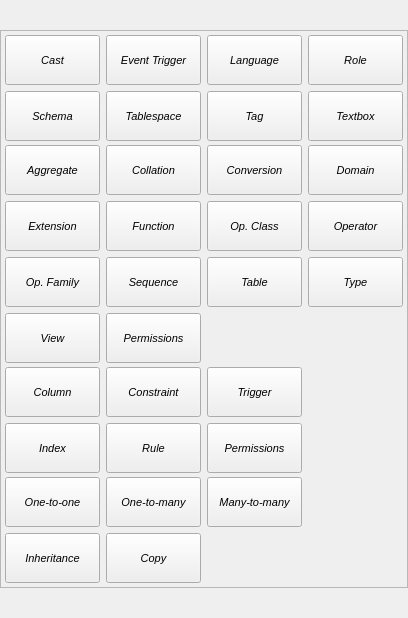
Before: the Qt Designer form libpgmodeler_ui/ui/newobjectoverlaywidget.ui in pgmodeler/pgmodeler, drawn with Qt 5.
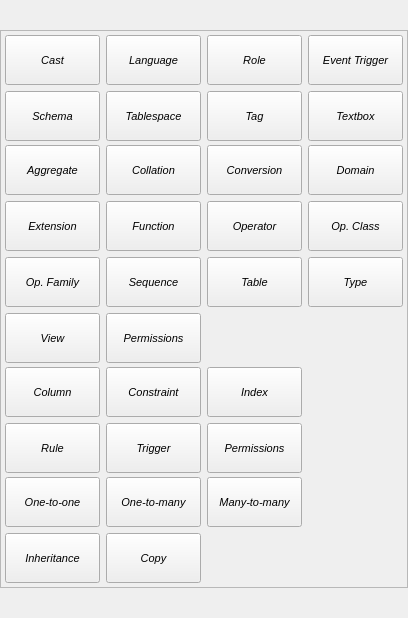
After: the same form once the commit is applied. Icons and pictures are not drawn.

Commit message: Minor adjustment on buttons positions at NewObjectOverlay

The edit to the form file:
```diff
--- a/libpgmodeler_ui/ui/newobjectoverlaywidget.ui
+++ b/libpgmodeler_ui/ui/newobjectoverlaywidget.ui
@@ -106,50 +106,6 @@
          <property name="spacing">
           <number>6</number>
          </property>
-         <item row="0" column="3">
-          <widget class="QToolButton" name="role_tb">
-           <property name="sizePolicy">
-            <sizepolicy hsizetype="Preferred" vsizetype="Fixed">
-             <horstretch>0</horstretch>
-             <verstretch>0</verstretch>
-            </sizepolicy>
-           </property>
-           <property name="minimumSize">
-            <size>
-             <width>95</width>
-             <height>50</height>
-            </size>
-           </property>
-           <property name="font">
-            <font>
-             <weight>50</weight>
-             <bold>false</bold>
-            </font>
-           </property>
-           <property name="focusPolicy">
-            <enum>Qt::NoFocus</enum>
-           </property>
-           <property name="text">
-            <string>Role</string>
-           </property>
-           <property name="icon">
-            <iconset resource="../res/resources.qrc">
-             <normaloff>:/icones/icones/role.png</normaloff>:/icones/icones/role.png</iconset>
-           </property>
-           <property name="iconSize">
-            <size>
-             <width>32</width>
-             <height>32</height>
-            </size>
-           </property>
-           <property name="popupMode">
-            <enum>QToolButton::InstantPopup</enum>
-           </property>
-           <property name="toolButtonStyle">
-            <enum>Qt::ToolButtonTextUnderIcon</enum>
-           </property>
-          </widget>
-         </item>
          <item row="1" column="2">
           <widget class="QToolButton" name="tag_tb">
            <property name="sizePolicy">
@@ -241,50 +197,6 @@
            </property>
           </widget>
          </item>
-         <item row="0" column="2">
-          <widget class="QToolButton" name="language_tb">
-           <property name="sizePolicy">
-            <sizepolicy hsizetype="Preferred" vsizetype="Fixed">
-             <horstretch>0</horstretch>
-             <verstretch>0</verstretch>
-            </sizepolicy>
-           </property>
-           <property name="minimumSize">
-            <size>
-             <width>95</width>
-             <height>50</height>
-            </size>
-           </property>
-           <property name="font">
-            <font>
-             <weight>50</weight>
-             <bold>false</bold>
-            </font>
-           </property>
-           <property name="focusPolicy">
-            <enum>Qt::NoFocus</enum>
-           </property>
-           <property name="text">
-            <string>Language</string>
-           </property>
-           <property name="icon">
-            <iconset resource="../res/resources.qrc">
-             <normaloff>:/icones/icones/language.png</normaloff>:/icones/icones/language.png</iconset>
-           </property>
-           <property name="iconSize">
-            <size>
-             <width>32</width>
-             <height>32</height>
-            </size>
-           </property>
-           <property name="popupMode">
-            <enum>QToolButton::InstantPopup</enum>
-           </property>
-           <property name="toolButtonStyle">
-            <enum>Qt::ToolButtonTextUnderIcon</enum>
-           </property>
-          </widget>
-         </item>
          <item row="1" column="3">
           <widget class="QToolButton" name="textbox_tb">
            <property name="sizePolicy">
@@ -329,50 +241,6 @@
            </property>
           </widget>
          </item>
-         <item row="0" column="1">
-          <widget class="QToolButton" name="eventtrigger_tb">
-           <property name="sizePolicy">
-            <sizepolicy hsizetype="Preferred" vsizetype="Fixed">
-             <horstretch>0</horstretch>
-             <verstretch>0</verstretch>
-            </sizepolicy>
-           </property>
-           <property name="minimumSize">
-            <size>
-             <width>95</width>
-             <height>50</height>
-            </size>
-           </property>
-           <property name="font">
-            <font>
-             <weight>50</weight>
-             <bold>false</bold>
-            </font>
-           </property>
-           <property name="focusPolicy">
-            <enum>Qt::NoFocus</enum>
-           </property>
-           <property name="text">
-            <string>Event Trigger</string>
-           </property>
-           <property name="icon">
-            <iconset resource="../res/resources.qrc">
-             <normaloff>:/icones/icones/eventtrigger.png</normaloff>:/icones/icones/eventtrigger.png</iconset>
-           </property>
-           <property name="iconSize">
-            <size>
-             <width>32</width>
-             <height>32</height>
-            </size>
-           </property>
-           <property name="popupMode">
-            <enum>QToolButton::InstantPopup</enum>
-           </property>
-           <property name="toolButtonStyle">
-            <enum>Qt::ToolButtonTextUnderIcon</enum>
-           </property>
-          </widget>
-         </item>
          <item row="1" column="1">
           <widget class="QToolButton" name="tablespace_tb">
            <property name="sizePolicy">
@@ -461,6 +329,138 @@
            </property>
           </widget>
          </item>
+         <item row="0" column="1">
+          <widget class="QToolButton" name="language_tb">
+           <property name="sizePolicy">
+            <sizepolicy hsizetype="Preferred" vsizetype="Fixed">
+             <horstretch>0</horstretch>
+             <verstretch>0</verstretch>
+            </sizepolicy>
+           </property>
+           <property name="minimumSize">
+            <size>
+             <width>95</width>
+             <height>50</height>
+            </size>
+           </property>
+           <property name="font">
+            <font>
+             <weight>50</weight>
+             <bold>false</bold>
+            </font>
+           </property>
+           <property name="focusPolicy">
+            <enum>Qt::NoFocus</enum>
+           </property>
+           <property name="text">
+            <string>Language</string>
+           </property>
+           <property name="icon">
+            <iconset resource="../res/resources.qrc">
+             <normaloff>:/icones/icones/language.png</normaloff>:/icones/icones/language.png</iconset>
+           </property>
+           <property name="iconSize">
+            <size>
+             <width>32</width>
+             <height>32</height>
+            </size>
+           </property>
+           <property name="popupMode">
+            <enum>QToolButton::InstantPopup</enum>
+           </property>
+           <property name="toolButtonStyle">
+            <enum>Qt::ToolButtonTextUnderIcon</enum>
+           </property>
+          </widget>
+         </item>
+         <item row="0" column="2">
+          <widget class="QToolButton" name="role_tb">
+           <property name="sizePolicy">
+            <sizepolicy hsizetype="Preferred" vsizetype="Fixed">
+             <horstretch>0</horstretch>
+             <verstretch>0</verstretch>
+            </sizepolicy>
+           </property>
+           <property name="minimumSize">
+            <size>
+             <width>95</width>
+             <height>50</height>
+            </size>
+           </property>
+           <property name="font">
+            <font>
+             <weight>50</weight>
+             <bold>false</bold>
+            </font>
+           </property>
+           <property name="focusPolicy">
+            <enum>Qt::NoFocus</enum>
+           </property>
+           <property name="text">
+            <string>Role</string>
+           </property>
+           <property name="icon">
+            <iconset resource="../res/resources.qrc">
+             <normaloff>:/icones/icones/role.png</normaloff>:/icones/icones/role.png</iconset>
+           </property>
+           <property name="iconSize">
+            <size>
+             <width>32</width>
+             <height>32</height>
+            </size>
+           </property>
+           <property name="popupMode">
+            <enum>QToolButton::InstantPopup</enum>
+           </property>
+           <property name="toolButtonStyle">
+            <enum>Qt::ToolButtonTextUnderIcon</enum>
+           </property>
+          </widget>
+         </item>
+         <item row="0" column="3">
+          <widget class="QToolButton" name="eventtrigger_tb">
+           <property name="sizePolicy">
+            <sizepolicy hsizetype="Preferred" vsizetype="Fixed">
+             <horstretch>0</horstretch>
+             <verstretch>0</verstretch>
+            </sizepolicy>
+           </property>
+           <property name="minimumSize">
+            <size>
+             <width>95</width>
+             <height>50</height>
+            </size>
+           </property>
+           <property name="font">
+            <font>
+             <weight>50</weight>
+             <bold>false</bold>
+            </font>
+           </property>
+           <property name="focusPolicy">
+            <enum>Qt::NoFocus</enum>
+           </property>
+           <property name="text">
+            <string>Event Trigger</string>
+           </property>
+           <property name="icon">
+            <iconset resource="../res/resources.qrc">
+             <normaloff>:/icones/icones/eventtrigger.png</normaloff>:/icones/icones/eventtrigger.png</iconset>
+           </property>
+           <property name="iconSize">
+            <size>
+             <width>32</width>
+             <height>32</height>
+            </size>
+           </property>
+           <property name="popupMode">
+            <enum>QToolButton::InstantPopup</enum>
+           </property>
+           <property name="toolButtonStyle">
+            <enum>Qt::ToolButtonTextUnderIcon</enum>
+           </property>
+          </widget>
+         </item>
         </layout>
        </widget>
       </item>
@@ -488,7 +488,7 @@
          <property name="spacing">
           <number>6</number>
          </property>
-         <item row="0" column="3">
+         <item row="0" column="4">
           <widget class="QToolButton" name="domain_tb">
            <property name="sizePolicy">
             <sizepolicy hsizetype="Preferred" vsizetype="Fixed">
@@ -532,7 +532,7 @@
            </property>
           </widget>
          </item>
-         <item row="0" column="2">
+         <item row="0" column="3">
           <widget class="QToolButton" name="conversion_tb">
            <property name="sizePolicy">
             <sizepolicy hsizetype="Preferred" vsizetype="Fixed">
@@ -664,7 +664,7 @@
            </property>
           </widget>
          </item>
-         <item row="2" column="2">
+         <item row="2" column="3">
           <widget class="QToolButton" name="table_tb">
            <property name="sizePolicy">
             <sizepolicy hsizetype="Preferred" vsizetype="Fixed">
@@ -708,7 +708,7 @@
            </property>
           </widget>
          </item>
-         <item row="2" column="3">
+         <item row="2" column="4">
           <widget class="QToolButton" name="type_tb">
            <property name="sizePolicy">
             <sizepolicy hsizetype="Preferred" vsizetype="Fixed">
@@ -928,94 +928,6 @@
            </property>
           </widget>
          </item>
-         <item row="1" column="2">
-          <widget class="QToolButton" name="opclass_tb">
-           <property name="sizePolicy">
-            <sizepolicy hsizetype="Preferred" vsizetype="Fixed">
-             <horstretch>0</horstretch>
-             <verstretch>0</verstretch>
-            </sizepolicy>
-           </property>
-           <property name="minimumSize">
-            <size>
-             <width>95</width>
-             <height>50</height>
-            </size>
-           </property>
-           <property name="font">
-            <font>
-             <weight>50</weight>
-             <bold>false</bold>
-            </font>
-           </property>
-           <property name="focusPolicy">
-            <enum>Qt::NoFocus</enum>
-           </property>
-           <property name="text">
-            <string>Op. Class</string>
-           </property>
-           <property name="icon">
-            <iconset resource="../res/resources.qrc">
-             <normaloff>:/icones/icones/opclass.png</normaloff>:/icones/icones/opclass.png</iconset>
-           </property>
-           <property name="iconSize">
-            <size>
-             <width>32</width>
-             <height>32</height>
-            </size>
-           </property>
-           <property name="popupMode">
-            <enum>QToolButton::InstantPopup</enum>
-           </property>
-           <property name="toolButtonStyle">
-            <enum>Qt::ToolButtonTextUnderIcon</enum>
-           </property>
-          </widget>
-         </item>
-         <item row="1" column="3">
-          <widget class="QToolButton" name="operator_tb">
-           <property name="sizePolicy">
-            <sizepolicy hsizetype="Preferred" vsizetype="Fixed">
-             <horstretch>0</horstretch>
-             <verstretch>0</verstretch>
-            </sizepolicy>
-           </property>
-           <property name="minimumSize">
-            <size>
-             <width>95</width>
-             <height>50</height>
-            </size>
-           </property>
-           <property name="font">
-            <font>
-             <weight>50</weight>
-             <bold>false</bold>
-            </font>
-           </property>
-           <property name="focusPolicy">
-            <enum>Qt::NoFocus</enum>
-           </property>
-           <property name="text">
-            <string>Operator</string>
-           </property>
-           <property name="icon">
-            <iconset resource="../res/resources.qrc">
-             <normaloff>:/icones/icones/operator.png</normaloff>:/icones/icones/operator.png</iconset>
-           </property>
-           <property name="iconSize">
-            <size>
-             <width>32</width>
-             <height>32</height>
-            </size>
-           </property>
-           <property name="popupMode">
-            <enum>QToolButton::InstantPopup</enum>
-           </property>
-           <property name="toolButtonStyle">
-            <enum>Qt::ToolButtonTextUnderIcon</enum>
-           </property>
-          </widget>
-         </item>
          <item row="3" column="0">
           <widget class="QToolButton" name="view_tb">
            <property name="sizePolicy">
@@ -1104,6 +1016,94 @@
            </property>
           </widget>
          </item>
+         <item row="1" column="4">
+          <widget class="QToolButton" name="opclass_tb">
+           <property name="sizePolicy">
+            <sizepolicy hsizetype="Preferred" vsizetype="Fixed">
+             <horstretch>0</horstretch>
+             <verstretch>0</verstretch>
+            </sizepolicy>
+           </property>
+           <property name="minimumSize">
+            <size>
+             <width>95</width>
+             <height>50</height>
+            </size>
+           </property>
+           <property name="font">
+            <font>
+             <weight>50</weight>
+             <bold>false</bold>
+            </font>
+           </property>
+           <property name="focusPolicy">
+            <enum>Qt::NoFocus</enum>
+           </property>
+           <property name="text">
+            <string>Op. Class</string>
+           </property>
+           <property name="icon">
+            <iconset resource="../res/resources.qrc">
+             <normaloff>:/icones/icones/opclass.png</normaloff>:/icones/icones/opclass.png</iconset>
+           </property>
+           <property name="iconSize">
+            <size>
+             <width>32</width>
+             <height>32</height>
+            </size>
+           </property>
+           <property name="popupMode">
+            <enum>QToolButton::InstantPopup</enum>
+           </property>
+           <property name="toolButtonStyle">
+            <enum>Qt::ToolButtonTextUnderIcon</enum>
+           </property>
+          </widget>
+         </item>
+         <item row="1" column="3">
+          <widget class="QToolButton" name="operator_tb">
+           <property name="sizePolicy">
+            <sizepolicy hsizetype="Preferred" vsizetype="Fixed">
+             <horstretch>0</horstretch>
+             <verstretch>0</verstretch>
+            </sizepolicy>
+           </property>
+           <property name="minimumSize">
+            <size>
+             <width>95</width>
+             <height>50</height>
+            </size>
+           </property>
+           <property name="font">
+            <font>
+             <weight>50</weight>
+             <bold>false</bold>
+            </font>
+           </property>
+           <property name="focusPolicy">
+            <enum>Qt::NoFocus</enum>
+           </property>
+           <property name="text">
+            <string>Operator</string>
+           </property>
+           <property name="icon">
+            <iconset resource="../res/resources.qrc">
+             <normaloff>:/icones/icones/operator.png</normaloff>:/icones/icones/operator.png</iconset>
+           </property>
+           <property name="iconSize">
+            <size>
+             <width>32</width>
+             <height>32</height>
+            </size>
+           </property>
+           <property name="popupMode">
+            <enum>QToolButton::InstantPopup</enum>
+           </property>
+           <property name="toolButtonStyle">
+            <enum>Qt::ToolButtonTextUnderIcon</enum>
+           </property>
+          </widget>
+         </item>
         </layout>
        </widget>
       </item>
@@ -1131,138 +1131,6 @@
          <property name="spacing">
           <number>6</number>
          </property>
-         <item row="1" column="4">
-          <widget class="QToolButton" name="rule_tb">
-           <property name="sizePolicy">
-            <sizepolicy hsizetype="Preferred" vsizetype="Fixed">
-             <horstretch>0</horstretch>
-             <verstretch>0</verstretch>
-            </sizepolicy>
-           </property>
-           <property name="minimumSize">
-            <size>
-             <width>95</width>
-             <height>50</height>
-            </size>
-           </property>
-           <property name="font">
-            <font>
-             <weight>50</weight>
-             <bold>false</bold>
-            </font>
-           </property>
-           <property name="focusPolicy">
-            <enum>Qt::NoFocus</enum>
-           </property>
-           <property name="text">
-            <string>Rule</string>
-           </property>
-           <property name="icon">
-            <iconset resource="../res/resources.qrc">
-             <normaloff>:/icones/icones/rule.png</normaloff>:/icones/icones/rule.png</iconset>
-           </property>
-           <property name="iconSize">
-            <size>
-             <width>32</width>
-             <height>32</height>
-            </size>
-           </property>
-           <property name="popupMode">
-            <enum>QToolButton::InstantPopup</enum>
-           </property>
-           <property name="toolButtonStyle">
-            <enum>Qt::ToolButtonTextUnderIcon</enum>
-           </property>
-          </widget>
-         </item>
-         <item row="1" column="2">
-          <widget class="QToolButton" name="index_tb">
-           <property name="sizePolicy">
-            <sizepolicy hsizetype="Preferred" vsizetype="Fixed">
-             <horstretch>0</horstretch>
-             <verstretch>0</verstretch>
-            </sizepolicy>
-           </property>
-           <property name="minimumSize">
-            <size>
-             <width>95</width>
-             <height>50</height>
-            </size>
-           </property>
-           <property name="font">
-            <font>
-             <weight>50</weight>
-             <bold>false</bold>
-            </font>
-           </property>
-           <property name="focusPolicy">
-            <enum>Qt::NoFocus</enum>
-           </property>
-           <property name="text">
-            <string>Index</string>
-           </property>
-           <property name="icon">
-            <iconset resource="../res/resources.qrc">
-             <normaloff>:/icones/icones/index.png</normaloff>:/icones/icones/index.png</iconset>
-           </property>
-           <property name="iconSize">
-            <size>
-             <width>32</width>
-             <height>32</height>
-            </size>
-           </property>
-           <property name="popupMode">
-            <enum>QToolButton::InstantPopup</enum>
-           </property>
-           <property name="toolButtonStyle">
-            <enum>Qt::ToolButtonTextUnderIcon</enum>
-           </property>
-          </widget>
-         </item>
-         <item row="0" column="2">
-          <widget class="QToolButton" name="column_tb">
-           <property name="sizePolicy">
-            <sizepolicy hsizetype="Preferred" vsizetype="Fixed">
-             <horstretch>0</horstretch>
-             <verstretch>0</verstretch>
-            </sizepolicy>
-           </property>
-           <property name="minimumSize">
-            <size>
-             <width>95</width>
-             <height>50</height>
-            </size>
-           </property>
-           <property name="font">
-            <font>
-             <weight>50</weight>
-             <bold>false</bold>
-            </font>
-           </property>
-           <property name="focusPolicy">
-            <enum>Qt::NoFocus</enum>
-           </property>
-           <property name="text">
-            <string>Column</string>
-           </property>
-           <property name="icon">
-            <iconset resource="../res/resources.qrc">
-             <normaloff>:/icones/icones/column.png</normaloff>:/icones/icones/column.png</iconset>
-           </property>
-           <property name="iconSize">
-            <size>
-             <width>32</width>
-             <height>32</height>
-            </size>
-           </property>
-           <property name="popupMode">
-            <enum>QToolButton::InstantPopup</enum>
-           </property>
-           <property name="toolButtonStyle">
-            <enum>Qt::ToolButtonTextUnderIcon</enum>
-           </property>
-          </widget>
-         </item>
          <item row="0" column="4">
           <widget class="QToolButton" name="constraint_tb">
            <property name="sizePolicy">
@@ -1307,7 +1175,139 @@
            </property>
           </widget>
          </item>
-         <item row="0" column="7">
+         <item row="0" column="2">
+          <widget class="QToolButton" name="column_tb">
+           <property name="sizePolicy">
+            <sizepolicy hsizetype="Preferred" vsizetype="Fixed">
+             <horstretch>0</horstretch>
+             <verstretch>0</verstretch>
+            </sizepolicy>
+           </property>
+           <property name="minimumSize">
+            <size>
+             <width>95</width>
+             <height>50</height>
+            </size>
+           </property>
+           <property name="font">
+            <font>
+             <weight>50</weight>
+             <bold>false</bold>
+            </font>
+           </property>
+           <property name="focusPolicy">
+            <enum>Qt::NoFocus</enum>
+           </property>
+           <property name="text">
+            <string>Column</string>
+           </property>
+           <property name="icon">
+            <iconset resource="../res/resources.qrc">
+             <normaloff>:/icones/icones/column.png</normaloff>:/icones/icones/column.png</iconset>
+           </property>
+           <property name="iconSize">
+            <size>
+             <width>32</width>
+             <height>32</height>
+            </size>
+           </property>
+           <property name="popupMode">
+            <enum>QToolButton::InstantPopup</enum>
+           </property>
+           <property name="toolButtonStyle">
+            <enum>Qt::ToolButtonTextUnderIcon</enum>
+           </property>
+          </widget>
+         </item>
+         <item row="1" column="8">
+          <widget class="QToolButton" name="tab_perms_tb">
+           <property name="sizePolicy">
+            <sizepolicy hsizetype="Preferred" vsizetype="Fixed">
+             <horstretch>0</horstretch>
+             <verstretch>0</verstretch>
+            </sizepolicy>
+           </property>
+           <property name="minimumSize">
+            <size>
+             <width>95</width>
+             <height>50</height>
+            </size>
+           </property>
+           <property name="font">
+            <font>
+             <weight>50</weight>
+             <bold>false</bold>
+            </font>
+           </property>
+           <property name="focusPolicy">
+            <enum>Qt::NoFocus</enum>
+           </property>
+           <property name="text">
+            <string>Permissions</string>
+           </property>
+           <property name="icon">
+            <iconset resource="../res/resources.qrc">
+             <normaloff>:/icones/icones/permission.png</normaloff>:/icones/icones/permission.png</iconset>
+           </property>
+           <property name="iconSize">
+            <size>
+             <width>32</width>
+             <height>32</height>
+            </size>
+           </property>
+           <property name="popupMode">
+            <enum>QToolButton::InstantPopup</enum>
+           </property>
+           <property name="toolButtonStyle">
+            <enum>Qt::ToolButtonTextUnderIcon</enum>
+           </property>
+          </widget>
+         </item>
+         <item row="0" column="8">
+          <widget class="QToolButton" name="index_tb">
+           <property name="sizePolicy">
+            <sizepolicy hsizetype="Preferred" vsizetype="Fixed">
+             <horstretch>0</horstretch>
+             <verstretch>0</verstretch>
+            </sizepolicy>
+           </property>
+           <property name="minimumSize">
+            <size>
+             <width>95</width>
+             <height>50</height>
+            </size>
+           </property>
+           <property name="font">
+            <font>
+             <weight>50</weight>
+             <bold>false</bold>
+            </font>
+           </property>
+           <property name="focusPolicy">
+            <enum>Qt::NoFocus</enum>
+           </property>
+           <property name="text">
+            <string>Index</string>
+           </property>
+           <property name="icon">
+            <iconset resource="../res/resources.qrc">
+             <normaloff>:/icones/icones/index.png</normaloff>:/icones/icones/index.png</iconset>
+           </property>
+           <property name="iconSize">
+            <size>
+             <width>32</width>
+             <height>32</height>
+            </size>
+           </property>
+           <property name="popupMode">
+            <enum>QToolButton::InstantPopup</enum>
+           </property>
+           <property name="toolButtonStyle">
+            <enum>Qt::ToolButtonTextUnderIcon</enum>
+           </property>
+          </widget>
+         </item>
+         <item row="1" column="4">
           <widget class="QToolButton" name="trigger_tb">
            <property name="sizePolicy">
             <sizepolicy hsizetype="Preferred" vsizetype="Fixed">
@@ -1351,8 +1351,8 @@
            </property>
           </widget>
          </item>
-         <item row="1" column="7">
-          <widget class="QToolButton" name="tab_perms_tb">
+         <item row="1" column="2">
+          <widget class="QToolButton" name="rule_tb">
            <property name="sizePolicy">
             <sizepolicy hsizetype="Preferred" vsizetype="Fixed">
              <horstretch>0</horstretch>
@@ -1375,11 +1375,11 @@
             <enum>Qt::NoFocus</enum>
            </property>
            <property name="text">
-            <string>Permissions</string>
+            <string>Rule</string>
            </property>
            <property name="icon">
             <iconset resource="../res/resources.qrc">
-             <normaloff>:/icones/icones/permission.png</normaloff>:/icones/icones/permission.png</iconset>
+             <normaloff>:/icones/icones/rule.png</normaloff>:/icones/icones/rule.png</iconset>
            </property>
            <property name="iconSize">
             <size>
```
